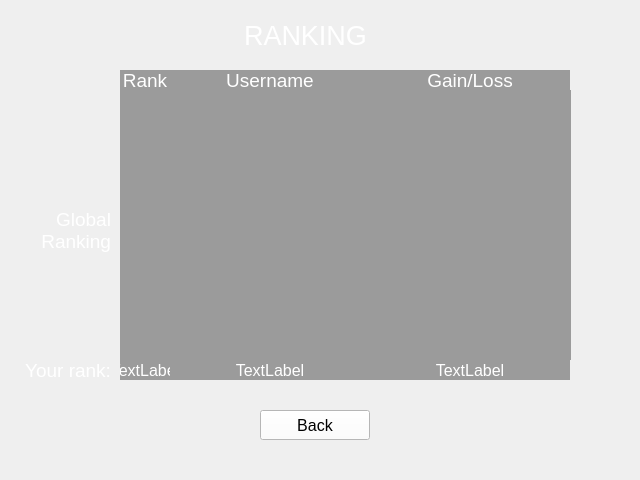
First picture: the form in blackjack-client/ui/ranking.ui, repository lehoangtran289/Blackjack, before the edit.
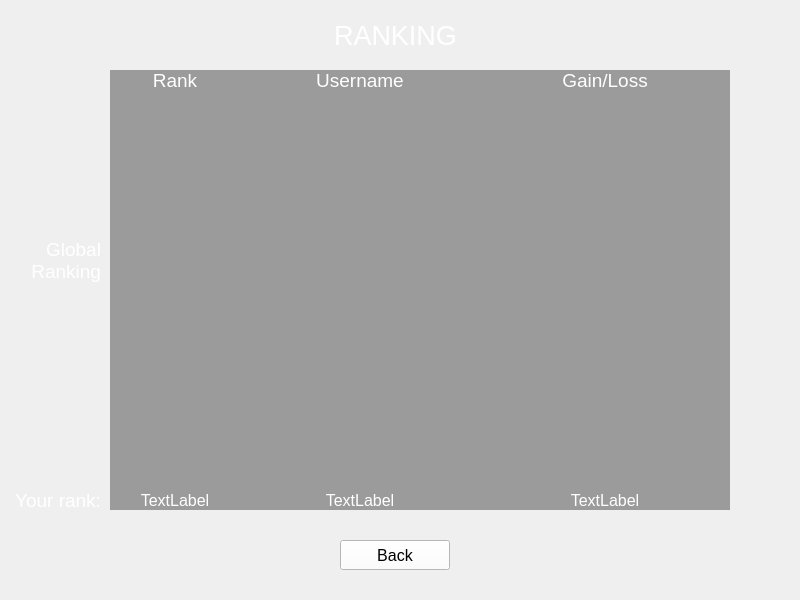
Second picture: the form after the edit. Icons and pictures are not drawn.

The edit to the form file:
```diff
--- a/blackjack-client/ui/ranking.ui
+++ b/blackjack-client/ui/ranking.ui
@@ -6,8 +6,8 @@
    <rect>
     <x>0</x>
     <y>0</y>
-    <width>640</width>
-    <height>480</height>
+    <width>800</width>
+    <height>600</height>
    </rect>
   </property>
   <property name="windowTitle">
@@ -16,8 +16,8 @@
   <widget class="QLabel" name="label">
    <property name="geometry">
     <rect>
-     <x>0</x>
-     <y>200</y>
+     <x>-10</x>
+     <y>230</y>
      <width>111</width>
      <height>61</height>
     </rect>
@@ -45,10 +45,10 @@
   <widget class="QTableWidget" name="ranking_table">
    <property name="geometry">
     <rect>
-     <x>120</x>
+     <x>110</x>
      <y>90</y>
-     <width>451</width>
-     <height>270</height>
+     <width>620</width>
+     <height>400</height>
     </rect>
    </property>
    <property name="sizePolicy">
@@ -131,8 +131,8 @@
   <widget class="QLabel" name="label_2">
    <property name="geometry">
     <rect>
-     <x>20</x>
-     <y>360</y>
+     <x>10</x>
+     <y>490</y>
      <width>91</width>
      <height>20</height>
     </rect>
@@ -155,9 +155,9 @@
   <widget class="QLabel" name="user_rank_label">
    <property name="geometry">
     <rect>
-     <x>120</x>
-     <y>360</y>
-     <width>50</width>
+     <x>110</x>
+     <y>490</y>
+     <width>130</width>
      <height>20</height>
     </rect>
    </property>
@@ -179,9 +179,9 @@
   <widget class="QLabel" name="username_label">
    <property name="geometry">
     <rect>
-     <x>170</x>
-     <y>360</y>
-     <width>200</width>
+     <x>240</x>
+     <y>490</y>
+     <width>240</width>
      <height>20</height>
     </rect>
    </property>
@@ -203,9 +203,9 @@
   <widget class="QLabel" name="user_gain_label">
    <property name="geometry">
     <rect>
-     <x>370</x>
-     <y>360</y>
-     <width>200</width>
+     <x>480</x>
+     <y>490</y>
+     <width>250</width>
      <height>20</height>
     </rect>
    </property>
@@ -227,8 +227,8 @@
   <widget class="QPushButton" name="back_button">
    <property name="geometry">
     <rect>
-     <x>260</x>
-     <y>410</y>
+     <x>340</x>
+     <y>540</y>
      <width>110</width>
      <height>30</height>
     </rect>
@@ -250,7 +250,7 @@
   <widget class="QLabel" name="label_3">
    <property name="geometry">
     <rect>
-     <x>200</x>
+     <x>290</x>
      <y>20</y>
      <width>211</width>
      <height>31</height>
@@ -279,8 +279,8 @@
     <rect>
      <x>0</x>
      <y>0</y>
-     <width>640</width>
-     <height>480</height>
+     <width>800</width>
+     <height>600</height>
     </rect>
    </property>
    <property name="sizePolicy">
@@ -299,9 +299,9 @@
   <widget class="QLabel" name="label_5">
    <property name="geometry">
     <rect>
-     <x>120</x>
+     <x>110</x>
      <y>70</y>
-     <width>50</width>
+     <width>130</width>
      <height>20</height>
     </rect>
    </property>
@@ -323,9 +323,9 @@
   <widget class="QLabel" name="label_6">
    <property name="geometry">
     <rect>
-     <x>170</x>
+     <x>240</x>
      <y>70</y>
-     <width>200</width>
+     <width>240</width>
      <height>20</height>
     </rect>
    </property>
@@ -347,9 +347,9 @@
   <widget class="QLabel" name="label_7">
    <property name="geometry">
     <rect>
-     <x>370</x>
+     <x>480</x>
      <y>70</y>
-     <width>200</width>
+     <width>250</width>
      <height>20</height>
     </rect>
    </property>
```
